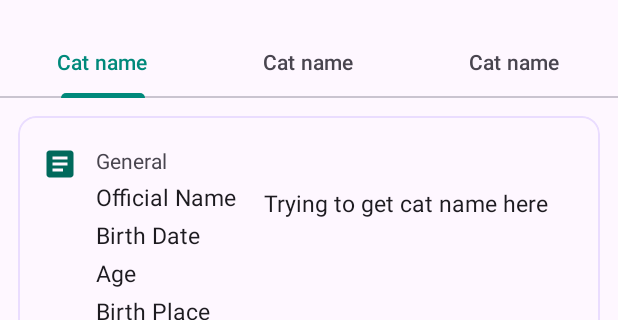
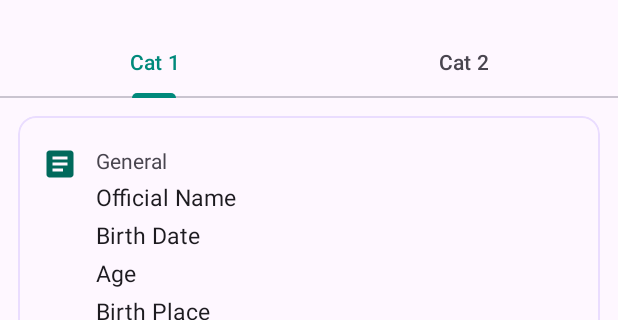
Before and after one commit to sinijus/cat_keeper, an Android app: the screen it shows after launch (MainActivity), on a phone screen of 412 x 824 dp, the part 70-390 px from its top. Run offline under Robolectric (Android 15) with nearby library versions, the phone set to English and light mode, and no system bars; our stand-ins replace Room's generated code; plain views replace AAChartView; 1 statement that could not run was skipped.

Commit message:
Two fragments with identification COMPLETED

```diff
--- a/app/src/main/java/com/jaanussinivali/catkeeper/data/CatDao.kt
+++ b/app/src/main/java/com/jaanussinivali/catkeeper/data/CatDao.kt
@@ -16,8 +16,8 @@ interface CatDao {
     @Query("SELECT * FROM cat")
     fun getAllCats(): List<CatWithWeights>
     @Transaction
-    @Query("SELECT * FROM cat WHERE id")
-    fun getCat(): CatWithWeights
+    @Query("SELECT * FROM cat WHERE id=:id")
+    fun getCat(id: Int): CatWithWeights
 
     @Update
     fun updateCat(cat: Cat)
--- a/app/src/main/java/com/jaanussinivali/catkeeper/ui/MainActivity.kt
+++ b/app/src/main/java/com/jaanussinivali/catkeeper/ui/MainActivity.kt
@@ -12,36 +12,47 @@ import com.jaanussinivali.catkeeper.data.CatDao
 import com.jaanussinivali.catkeeper.data.CatKeeperDatabase
 import com.jaanussinivali.catkeeper.databinding.ActivityMainBinding
 import com.jaanussinivali.catkeeper.ui.cat.CatCardsFragment
+import java.security.cert.PKIXParameters
+import kotlin.concurrent.thread
 
 class MainActivity : AppCompatActivity() {
 
     private lateinit var binding: ActivityMainBinding
     private lateinit var database: CatKeeperDatabase
     private val catDao: CatDao by lazy { database.getCatDao() }
-//    private val catCardsFragment: CatCardsFragment = CatCardsFragment()
+
+    //    private val catCardsFragment: CatCardsFragment = CatCardsFragment()
     private lateinit var catCardsFragments: List<CatCardsFragment>
     override fun onCreate(savedInstanceState: Bundle?) {
         super.onCreate(savedInstanceState)
         binding = ActivityMainBinding.inflate(layoutInflater)
         setContentView(binding.root)
-        catCardsFragments = listOf(
-                CatCardsFragment.newInstance("Fragment 1"),
-                CatCardsFragment.newInstance("Fragment 2"),
-                CatCardsFragment.newInstance("Fragment 3"),
 
+        database = CatKeeperDatabase.getDatabase(this)
 
-        )
-
+        setFragments()
         binding.pager.adapter = PagerAdapter(this, catCardsFragments)
         TabLayoutMediator(binding.tabs, binding.pager) { tab, position ->
-            tab.text = "Cat name"
+                tab.text = "Cat ${position + 1}"
         }.attach()
-
-        database = CatKeeperDatabase.getDatabase(this)
     }
 
-    inner class PagerAdapter(activity: FragmentActivity, private val catCardsFragments: List<Fragment>) : FragmentStateAdapter(activity) {
+    private fun setFragments() {
+        catCardsFragments = listOf(
+            CatCardsFragment.newInstance("Fragment 1", 0),
+            CatCardsFragment.newInstance("Fragment 2", 1)
+        )
+    }
+
+    inner class PagerAdapter(
+        activity: FragmentActivity,
+        private val catCardsFragments: List<Fragment>
+    ) : FragmentStateAdapter(activity) {
         override fun getItemCount() = catCardsFragments.size
         override fun createFragment(position: Int): Fragment = catCardsFragments[position]
+
+        fun getPageTitle(position: Int): String? {
+            return catCardsFragments[position].tag
+        }
     }
 }
--- a/app/src/main/java/com/jaanussinivali/catkeeper/ui/cat/CatCardsFragment.kt
+++ b/app/src/main/java/com/jaanussinivali/catkeeper/ui/cat/CatCardsFragment.kt
@@ -6,6 +6,7 @@ import android.view.View
 import android.view.ViewGroup
 import androidx.fragment.app.Fragment
 import androidx.fragment.app.FragmentActivity
+import androidx.fragment.app.FragmentManager
 import com.jaanussinivali.catkeeper.data.CatDao
 import com.jaanussinivali.catkeeper.data.CatKeeperDatabase
 import com.jaanussinivali.catkeeper.data.entity.Cat
@@ -14,6 +15,7 @@ import kotlin.concurrent.thread
 
 class CatCardsFragment : Fragment() {
     private var fragmentTitle:String? = null
+    private var fragmentNumber:Int? = null
     private lateinit var binding: FragmentCatCardsBinding
     private val catDao: CatDao by lazy { CatKeeperDatabase.getDatabase(requireContext()).getCatDao() }
 
@@ -21,6 +23,7 @@ class CatCardsFragment : Fragment() {
         super.onCreate(savedInstanceState)
         arguments?.let {
             fragmentTitle = it.getString(ARG_TITLE)
+            fragmentNumber = it.getInt((ARG_POS))
         }
     }
     override fun onCreateView(
@@ -39,35 +42,51 @@ class CatCardsFragment : Fragment() {
 
     private fun fetchCatCardsFragment() {
         thread {
-            val cats = catDao.getAllCats()
+            val cat = fragmentNumber?.let { catDao.getCat(it) }
             requireActivity().runOnUiThread {
-                binding.textViewOfficialNameValue.text = "Trying to get cat name here"
-                binding.textViewOfficialNameValue.text = "Trying to get cat name here"
-                binding.textViewOfficialNameValue.text = "Trying to get cat name here"
-                binding.textViewOfficialNameValue.text = "Trying to get cat name here"
-                binding.textViewOfficialNameValue.text = "Trying to get cat name here"
-                binding.textViewOfficialNameValue.text = "Trying to get cat name here"
-                binding.textViewOfficialNameValue.text = "Trying to get cat name here"
-                binding.textViewOfficialNameValue.text = "Trying to get cat name here"
-                binding.textViewOfficialNameValue.text = "Trying to get cat name here"
-                binding.textViewOfficialNameValue.text = "Trying to get cat name here"
-                binding.textViewOfficialNameValue.text = "Trying to get cat name here"
+                when(cat){
+                   null -> {
+                       binding.textViewOfficialNameValue.text = "name value"
+                       binding.textViewBirthDateValue.text = "__/__/____"
+                       binding.textViewAgeValue.text = "age value"
+                       binding.textViewBirthPlaceValue.text = "place value"
+                       binding.textViewLastDoctorVisitDate.text = "__/__/____"
+                       binding.textViewLastWormMedicineDate.text = "__/__/____"
+                       binding.textViewLastVaccinationDate.text = "__/__/____"
+
+                       binding.textViewInsuranceNameValue.text = "Trying to get cat name here"
+                       binding.textViewInsurancePhoneNumber.text = "Trying to get cat name here"
+                       binding.textViewInsuranceValidUntilDate.text = "__/__/____"
+                       binding.textViewInsuranceSumValue.text = "1000€"
+                   }
+                   else -> {
+                       binding.textViewOfficialNameValue.text = cat.cat.general?.officialName
+                       binding.textViewBirthDateValue.text = ""
+                       binding.textViewAgeValue.text = ""
+                       binding.textViewBirthPlaceValue.text = ""
+                       binding.textViewLastDoctorVisitDate.text = "__/__/____"
+                       binding.textViewLastWormMedicineDate.text = "__/__/____"
+                       binding.textViewLastVaccinationDate.text = "__/__/____"
+
+                       binding.textViewInsuranceNameValue.text = ""
+                       binding.textViewInsurancePhoneNumber.text = ""
+                       binding.textViewInsuranceValidUntilDate.text = "__/__/____"
+                       binding.textViewInsuranceSumValue.text = ""
+                   }
+                }
             }
         }
     }
     companion object {
         private const val ARG_TITLE = "title"
-        fun newInstance(title:String): CatCardsFragment {
+        private const val ARG_POS = "position"
+        fun newInstance(title:String, position:Int): CatCardsFragment {
             val fragment = CatCardsFragment()
             val args = Bundle()
             args.putString(ARG_TITLE, title)
+            args.putInt(ARG_POS, position)
             fragment.arguments = args
             return fragment
         }
     }
-
-
-
-
-
 }
```
